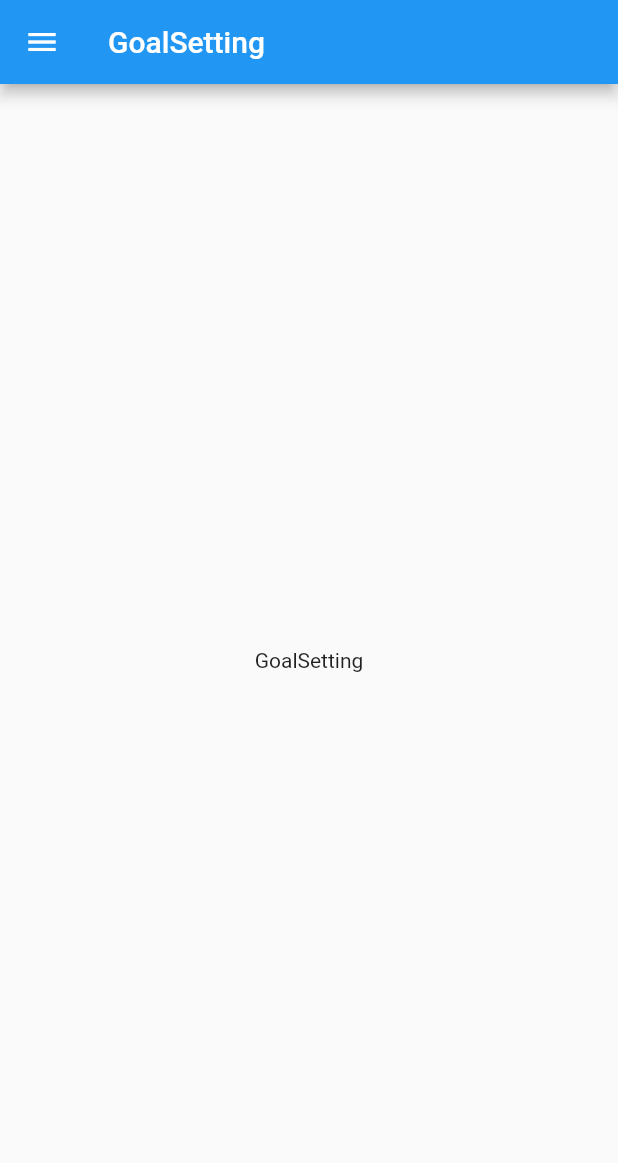
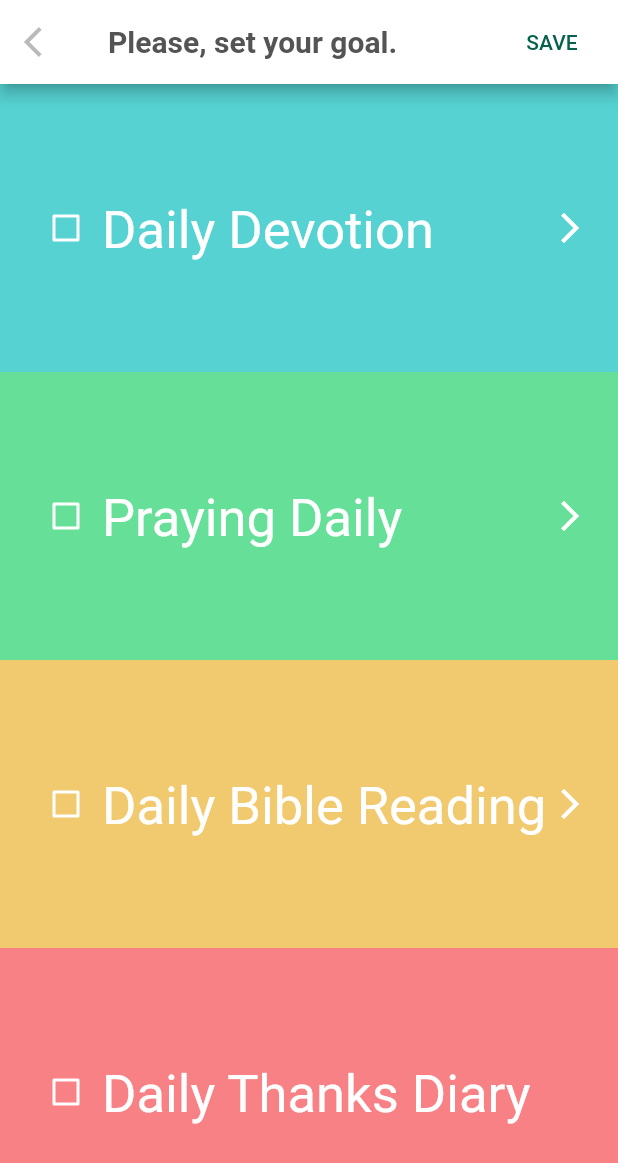
Before and after one commit to myunghwapark/christian_ordinary_life, a Flutter app: the GoalSetting screen opened by its route, on a phone screen of 412 x 824 dp. Shown: the top 1163 px of the screen. Run offline on Flutter 3.47's test engine with Material 2 defaults, Android fonts, the light colour scheme and no system bars; our stand-ins replace font_awesome_flutter.

Commit message:
Completed Goal setting UI

```diff
--- a/assets/locale/en.json
+++ b/assets/locale/en.json
@@ -8,10 +8,17 @@
     "app_title6": "ife",
     "menu_goal_setting": "Goal Setting",
     "menu_reading_bible": "Reading Bible",
-    "menu_qt_record": "Record QT",
+    "menu_qt_record": "QT Records",
     "menu_thank_diary": "Diary of Thanks",
     "menu_calendar": "Calendar",
     "menu_settings": "Settings",
     "qt": "QT",
-    "pray": "Praying"
+    "pray": "Praying",
+    "title_goal_setting": "Please, set your goal.",
+    "save": "SAVE",
+    "cancel": "CANCEL",
+    "daily_qt": "Daily Devotion",
+    "daily_praying": "Praying Daily",
+    "daily_bible": "Daily Bible Reading",
+    "daily_thank": "Daily Thanks Diary"
 }
--- a/assets/locale/ko.json
+++ b/assets/locale/ko.json
@@ -13,5 +13,12 @@
     "menu_calendar": "달력보기",
     "menu_settings": "환경설정",
     "qt": "묵상",
-    "pray": "기도"
+    "pray": "기도",
+    "title_goal_setting": "목표를 설정해주세요.",
+    "save": "저장",
+    "cancel": "취소",
+    "daily_qt": "매일 묵상",
+    "daily_praying": "매일 기도",
+    "daily_bible": "매일 성경통독",
+    "daily_thank": "매일 감사일기"
 }
--- a/lib/src/common/colors.dart
+++ b/lib/src/common/colors.dart
@@ -8,6 +8,12 @@ class AppColors {
   static Color blackGreen = HexColor('#001914');
   static Color marine = HexColor('#2bcbba');
   static Color lightGray = HexColor('#bababa');
+  static Color darkGray = HexColor('#545454');
+  static Color blueSky = HexColor('#56d2d2');
+  static Color mint = HexColor('#66e098');
+  static Color lightOrange = HexColor('#f1c96e');
+  static Color lightPink = HexColor('#f88185');
+
 }
 
 class HexColor extends Color {
--- a/lib/src/screens/goalSetting.dart
+++ b/lib/src/screens/goalSetting.dart
@@ -1,18 +1,134 @@
 import 'package:flutter/material.dart';
-import '../navigation/appDrawer.dart';
+import '../common/translations.dart';
+import '../common/colors.dart';
 
-class GoalSetting extends StatelessWidget {
+class GoalSetting extends StatefulWidget {
+  @override
+  GoalSettingState createState() => GoalSettingState();
+}
 
+
+class GoalSettingState extends State<GoalSetting> {
+
+  bool _qtVar = false;
+  bool _prayingVar = false;
+  bool _readingBible = false;
+  bool _writingDiary = false;
+
+  _setState(String title, bool value) {
+    switch(title) {
+      case 'qt':
+        _qtVar = value;
+        break;
+      case 'praying':
+        _prayingVar = value;
+        break;
+      case 'bible':
+        _readingBible = value;
+        break;
+      case 'diary':
+        _writingDiary = value;
+        break;
+    }
+  }
+
+  Widget _createGoal(String target, String title, Color bgColor, bool checkboxVar){
+    return Flexible(
+        fit: FlexFit.tight,
+        flex: 1,
+        child: InkWell(
+          onTap: () => {
+            debugPrint(target)
+          },
+          child: Container(
+            color: bgColor,
+            padding: EdgeInsets.all(20),
+            child: Row(
+
+              children: [
+                Theme(
+                  data: ThemeData(
+                    unselectedWidgetColor: Colors.white
+                  ),
+                  child: Checkbox(
+                    value: checkboxVar,
+                    onChanged: (bool newValue) => {
+                      setState((){
+                        _setState(target, newValue);
+                      })
+                    },
+                    activeColor: AppColors.darkGray,
+                  ),
+                ),
+                Expanded(
+                  child: Container(
+                    padding: EdgeInsets.only(top: 3),
+                    child: Text(
+                      title,
+                      style: TextStyle(
+                        fontSize: 35,
+                        color: Colors.white,
+                      ),
+                    )
+                  )
+                ),
+                if(target != 'diary') Icon(
+                  Icons.arrow_forward_ios,
+                  color: Colors.white,
+                )
+              ],
+              mainAxisAlignment: MainAxisAlignment.center,
+            ),
+          )
+        )
+
+      );
+  }
+
+
+  _save() {
+
+  }
   @override
   Widget build(BuildContext context) {
     return Scaffold(
         appBar: AppBar(
-            title: Text("GoalSetting"),
+            title: Text(
+                Translations.of(context).trans('title_goal_setting'),
+                style: TextStyle(
+                  color: AppColors.darkGray,
+                  fontWeight: FontWeight.bold,
+                ),
             ),
-        drawer: AppDrawer(),
-        body: Center(
-            child: Text("GoalSetting")
-        )
-    );
+            backgroundColor: Colors.white,
+
+            iconTheme: new IconThemeData(
+              color: AppColors.lightGray,
+            ),
+
+            leading: new IconButton(
+              icon: new Icon(Icons.arrow_back_ios),
+              onPressed: () => {
+                Navigator.pushReplacementNamed(context, '/')
+              },
+            ),
+
+            actions: <Widget>[
+              FlatButton(
+                child: Text(Translations.of(context).trans('save')),
+                onPressed: _save,
+                textColor: AppColors.greenPoint,
+              )
+            ],
+        ),
+        body: Column(
+            children: [
+              _createGoal('qt', Translations.of(context).trans('daily_qt'), AppColors.blueSky, _qtVar),
+              _createGoal('praying', Translations.of(context).trans('daily_praying'), AppColors.mint, _prayingVar),
+              _createGoal('bible', Translations.of(context).trans('daily_bible'), AppColors.lightOrange, _readingBible),
+              _createGoal('diary', Translations.of(context).trans('daily_thank'), AppColors.lightPink, _writingDiary),
+            ]
+          )
+      );
   }
 }
--- a/lib/src/screens/mainScreen.dart
+++ b/lib/src/screens/mainScreen.dart
@@ -1,10 +1,14 @@
 import 'package:flutter/material.dart';
-import 'package:font_awesome_flutter/font_awesome_flutter.dart';
 import '../common/translations.dart';
 import '../common/colors.dart';
 import '../common/util.dart';
 
-class MainScreen extends StatelessWidget {
+class MainScreen extends StatefulWidget {
+  @override
+  MainScreenState createState() => MainScreenState();
+}
+
+class MainScreenState extends State<MainScreen>{
 
   Widget _createMainItems({String item, String text, GestureTapCallback onTap}) {
     return ListTile(
```
